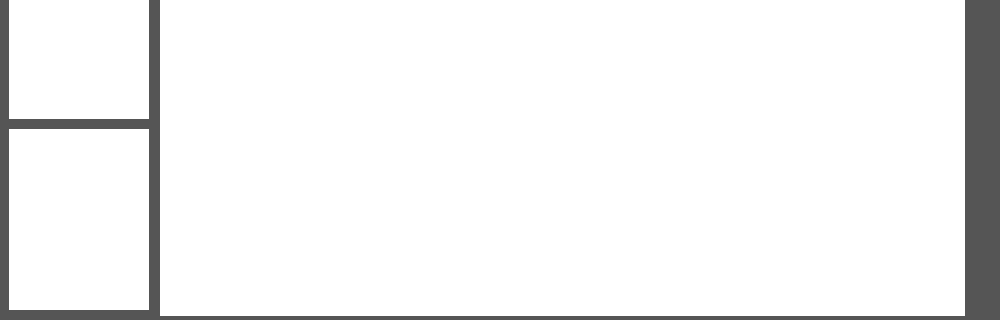
ElliotHarding/Logic-Gate-Simulator, file Application/Logic_Gate_Simulator/Dialogs/dlg_home.ui: the form before one commit; both pictures show x 0 to 1000 and y 240 to 560 of the 1000 by 560 pixel window.
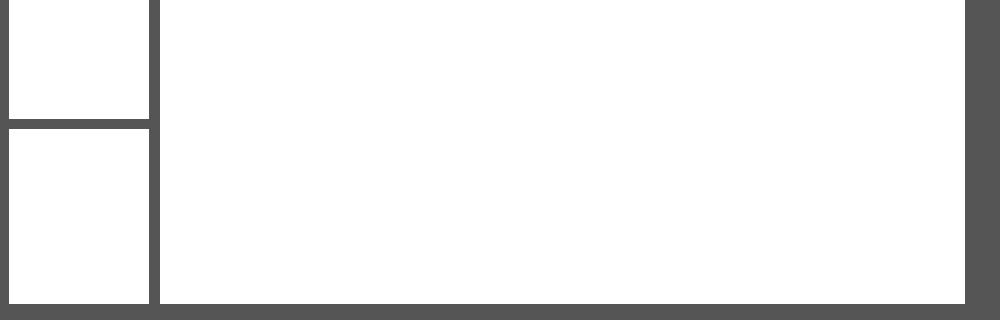
The form after the commit. Icons and pictures are not drawn.

Commit message: dlg_task ui setup

Patch:
```diff
--- a/Application/Logic_Gate_Simulator/Dialogs/dlg_home.ui
+++ b/Application/Logic_Gate_Simulator/Dialogs/dlg_home.ui
@@ -63,7 +63,7 @@
       <x>160</x>
       <y>37</y>
       <width>805</width>
-      <height>500</height>
+      <height>488</height>
      </rect>
     </property>
     <property name="font">
@@ -441,7 +441,7 @@
       <x>9</x>
       <y>350</y>
       <width>140</width>
-      <height>181</height>
+      <height>175</height>
      </rect>
     </property>
     <property name="styleSheet">
```
Left out of the diff: 13 changed lines with no effect on the pictures. The commit also changes 3 other files.
